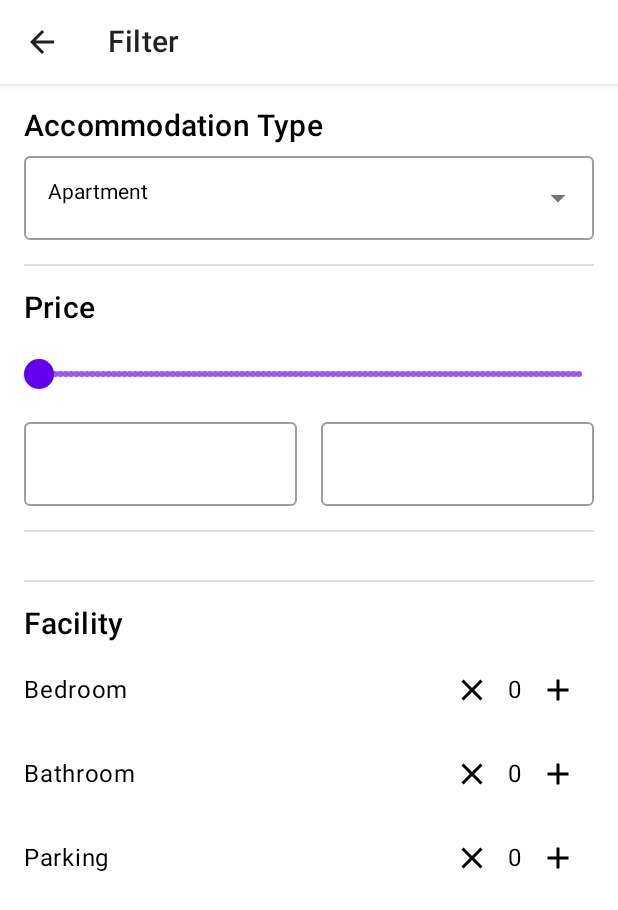
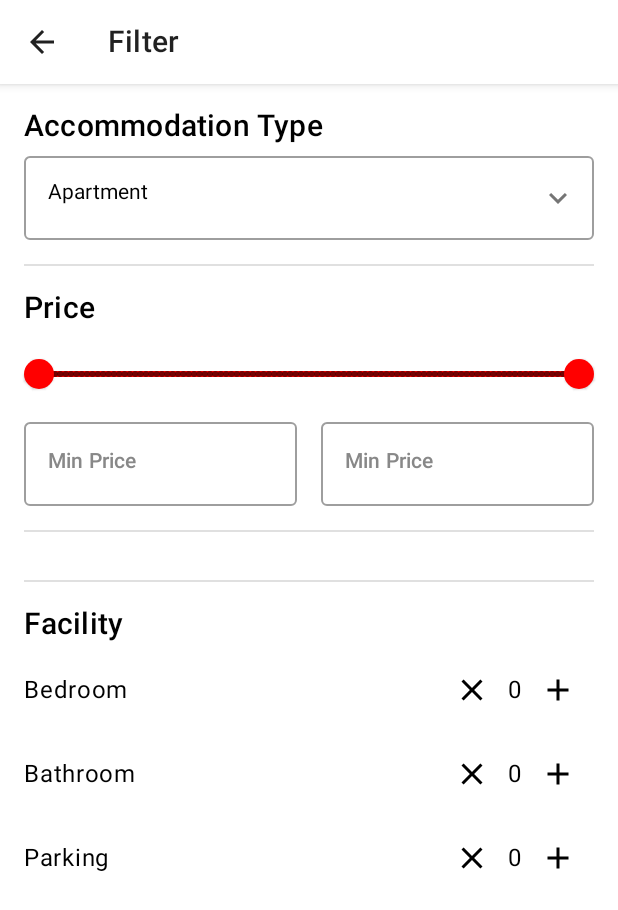
Before and after one commit to Harash1421/AReal_House, an Android app built with Jetpack Compose: the screen it shows after launch (FilterActivity), on a phone screen of 412 x 824 dp. Shown: the top 910 px of the screen. Run offline under Robolectric (Android 15) with nearby library versions, the phone set to English and light mode, and no system bars.

Commit message:
Change Price Section UI

```diff
--- a/app/src/main/java/com/miab/arealhouse/home_screen/bottom_nav/screens/home_screen/FilterActivity.kt
+++ b/app/src/main/java/com/miab/arealhouse/home_screen/bottom_nav/screens/home_screen/FilterActivity.kt
@@ -11,15 +11,19 @@ import androidx.compose.material.icons.filled.Add
 import androidx.compose.material.icons.filled.ArrowBack
 import androidx.compose.material.icons.filled.ArrowDropDown
 import androidx.compose.material.icons.filled.Clear
+import androidx.compose.material.icons.filled.KeyboardArrowDown
+import androidx.compose.material.icons.filled.KeyboardArrowUp
 import androidx.compose.runtime.*
 import androidx.compose.runtime.saveable.rememberSaveable
 import androidx.compose.ui.Alignment
 import androidx.compose.ui.Modifier
+import androidx.compose.ui.graphics.Color
 import androidx.compose.ui.res.stringArrayResource
 import androidx.compose.ui.tooling.preview.Preview
 import androidx.compose.ui.unit.dp
 import com.miab.arealhouse.R
 import com.miab.arealhouse.ui.theme.ARealHouseTheme
+import java.text.NumberFormat
 
 class FilterActivity : ComponentActivity() {
     public override fun onCreate(savedInstanceState: Bundle?) {
@@ -80,10 +84,17 @@ class FilterActivity : ComponentActivity() {
             }
         }
     }
+}
 
 @Composable
 fun AccommodationTypePicker(items: Array<String>, selectedItem: Int, onItemSelected: (Int) -> Unit) {
     var expanded by rememberSaveable { mutableStateOf(false) }
+
+    val icon = if (expanded) {
+        Icons.Filled.KeyboardArrowUp
+    } else {
+        Icons.Filled.KeyboardArrowDown
+    }
 
     Text(text = "Accommodation Type", style = MaterialTheme.typography.h6)
     Spacer(modifier = Modifier.height(8.dp))
@@ -92,8 +103,14 @@ class FilterActivity : ComponentActivity() {
             value = items[selectedItem],
             onValueChange = {},
             readOnly = true,
-                modifier = Modifier.fillMaxWidth().clickable { expanded = !expanded },
-                trailingIcon = { Icon(Icons.Filled.ArrowDropDown, contentDescription = null) }
+            modifier = Modifier.fillMaxWidth(),
+            trailingIcon = {
+                Icon(
+                    icon,
+                    contentDescription = "",
+                    Modifier.clickable { expanded = !expanded }
+                )
+            }
         )
 
         DropdownMenu(
@@ -113,8 +130,7 @@ class FilterActivity : ComponentActivity() {
     }
 }
 
-
-
+@OptIn(ExperimentalMaterialApi::class)
 @Composable
 fun PriceSection(
     price: Float,
@@ -124,24 +140,61 @@ class FilterActivity : ComponentActivity() {
     onMinPriceChange: (String) -> Unit,
     onMaxPriceChange: (String) -> Unit
 ) {
+    var seekBarMin by remember { mutableFloatStateOf(minPrice.toFloatOrNull() ?: 0f) }
+    var seekBarMax by remember { mutableFloatStateOf(maxPrice.toFloatOrNull() ?: 5000f) }
+
+    val formatter = NumberFormat.getCurrencyInstance().apply {
+        maximumFractionDigits = 0
+    }
+
     Text(text = "Price", style = MaterialTheme.typography.h6)
     Spacer(modifier = Modifier.height(8.dp))
-        Slider(value = price, onValueChange = onPriceChange, valueRange = 0f..1000000f, steps = 100)
+    RangeSlider(
+        value = seekBarMin..seekBarMax,
+        onValueChange = { range ->
+            seekBarMin = range.start
+            seekBarMax = range.endInclusive
+            onMinPriceChange(formatter.format(range.start))
+            onMaxPriceChange(formatter.format(range.endInclusive))
+        },
+        colors = SliderDefaults.colors(
+            thumbColor = Color.Red,
+            activeTrackColor = Color.Red,
+            inactiveTrackColor = Color.LightGray
+        ),
+        steps = 100,
+        valueRange = 0f..5000f
+    )
     Spacer(modifier = Modifier.height(8.dp))
     Row {
         OutlinedTextField(
+            placeholder = { Text(text = if (minPrice.isBlank()) {"Min Price"} else "",
+                style = androidx.compose.material3.MaterialTheme.typography.titleSmall.copy(color = Color.Gray)) },
             value = minPrice,
-                onValueChange = onMinPriceChange,
+            onValueChange = { value ->
+                onMinPriceChange(value)
+                val floatValue = value.toFloatOrNull() ?: 0f
+                seekBarMin = floatValue.coerceIn(0f, seekBarMax)
+                onPriceChange(seekBarMin)
+            },
             modifier = Modifier.weight(1f)
         )
         Spacer(modifier = Modifier.width(16.dp))
         OutlinedTextField(
+            placeholder = { Text(text = if (minPrice.isBlank()) {"Min Price"} else "",
+                style = androidx.compose.material3.MaterialTheme.typography.titleSmall.copy(color = Color.Gray)) },
             value = maxPrice,
-                onValueChange = onMaxPriceChange,
+            onValueChange = { value ->
+                onMaxPriceChange(value)
+                val floatValue = value.toFloatOrNull() ?: 1000000f
+                seekBarMax = floatValue.coerceIn(seekBarMin, 1000000f)
+                onPriceChange(seekBarMax)
+            },
             modifier = Modifier.weight(1f)
         )
     }
 }
+
 
 
 @Composable
@@ -164,8 +217,6 @@ class FilterActivity : ComponentActivity() {
     QuantityPicker("Parking", parkingCount.value) { newValue -> parkingCount.value = newValue }
 }
 
-
-
 @Composable
 fun QuantityPicker(label: String, quantity: Int, onQuantityChange: (Int) -> Unit) {
     Row(verticalAlignment = Alignment.CenterVertically) {
@@ -179,7 +230,6 @@ class FilterActivity : ComponentActivity() {
         }
     }
 }
-}
 
 @Preview(showBackground = true)
 @Composable
```
Lines whose indentation alone changed are shown as unchanged.
